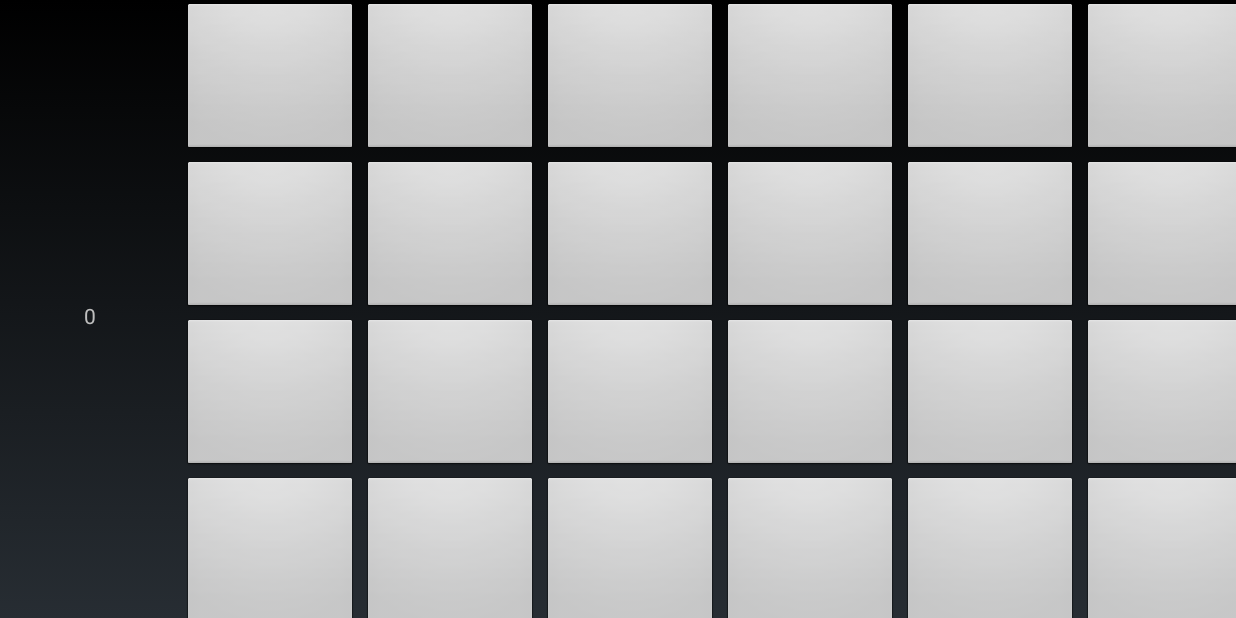
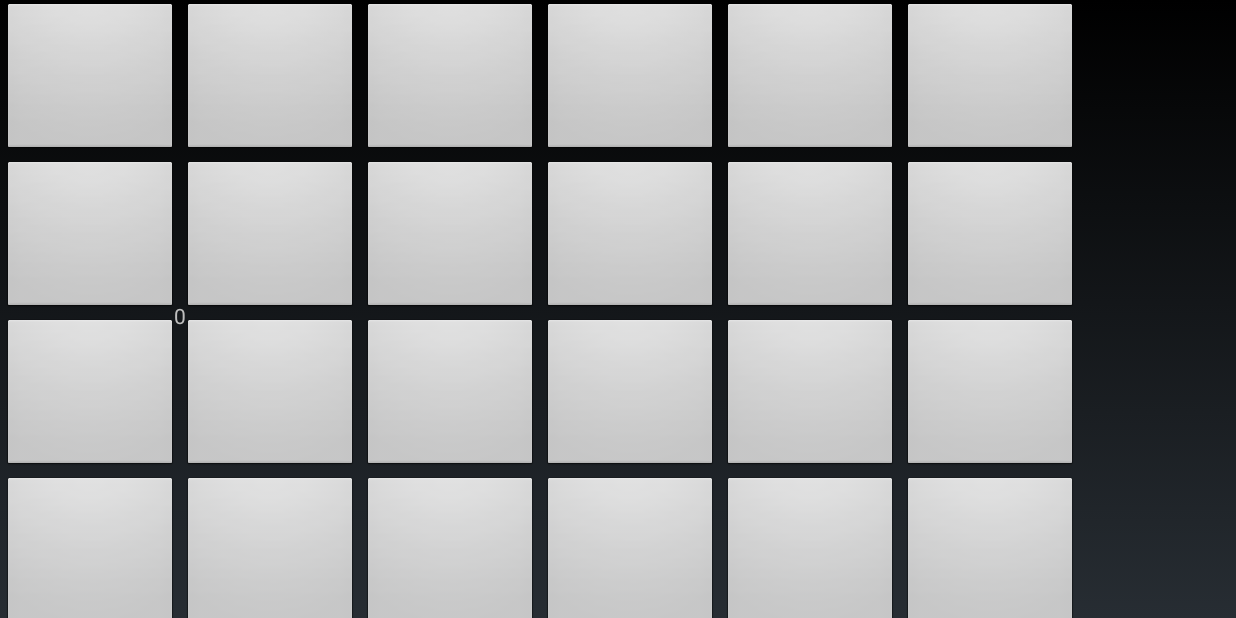
Before and after one commit to ZyGan1999/LOPH, an Android app: the GameActivity screen opened directly, with no data from a screen before it, on a phone screen of 824 x 412 dp (held sideways). Run offline under Robolectric (Android 15) with nearby library versions, the phone set to English and light mode, and no system bars.

Commit message:
Buttons Locate Bugs found, need to be solve

```diff
--- a/app/src/main/java/com/pigeonhunter/loph/GameActivity.java
+++ b/app/src/main/java/com/pigeonhunter/loph/GameActivity.java
@@ -42,22 +42,17 @@ public class GameActivity extends Activity {
         int screenWidth = (int) (width / density);  // 屏幕宽度(dp)
         int screenHeight = (int) (height / density);// 屏幕高度(dp)
 
-        GridLayout gl = findViewById(R.id.GridLayout1); // rowcount = 4 , columncount = 7
-        scoretv = new TextView(this);
-        scoretv.setText(""+score);
-        GridLayout.LayoutParams tvparams = new GridLayout.LayoutParams();
-        tvparams.rowSpec = GridLayout.spec(0,4);
-        tvparams.setGravity(Gravity.CENTER);
-        gl.addView(scoretv,tvparams);
+        GridLayout gl = findViewById(R.id.GridLayout1); // rowcount = 4 , columncount = 6
+
 
         Button bts[][] = new Button[gl.getRowCount()][gl.getColumnCount()];
 
 
-        for(int i = 0;i < 28;++i){
+        for(int i = 0;i < 24;++i){
             Button bt = new Button(this);
             bt.setId(i);
             GridLayout.LayoutParams params = new GridLayout.LayoutParams();
-            params.width = width/gl.getColumnCount();
+            params.width = width/(gl.getColumnCount()+1);
             params.height = height/gl.getRowCount();
             params.setMargins(2,2,2,2);
             bt.setOnClickListener(new View.OnClickListener() {
@@ -68,11 +63,18 @@ public class GameActivity extends Activity {
                 }
             });
             //Log.i(TAG, ""+i/gl.getColumnCount()+i%gl.getColumnCount());
-            bts[i/gl.getColumnCount()][i%gl.getColumnCount()] = bt;
+            bts[i/(gl.getColumnCount())][i%(gl.getColumnCount())] = bt;
             gl.addView(bt,params);
         }
+        scoretv = new TextView(this);
+        scoretv.setText(""+score);
+        GridLayout.LayoutParams tvparams = new GridLayout.LayoutParams();
+        tvparams.rowSpec = GridLayout.spec(0,4);
+        tvparams.columnSpec = GridLayout.spec(0,2);
+        tvparams.setGravity(Gravity.CENTER);
+        gl.addView(scoretv,tvparams);
 
-    debugReadFile();
+        debugReadFile();
 
     }
 
--- a/app/src/main/res/layout/activity_game.xml
+++ b/app/src/main/res/layout/activity_game.xml
@@ -11,7 +11,7 @@
         android:id="@+id/GridLayout1"
         android:layout_width="wrap_content"
         android:layout_height="wrap_content"
-        android:columnCount="7"
+        android:columnCount="6"
         android:orientation="horizontal"
         android:rowCount="4"
         android:fitsSystemWindows="true">
```
